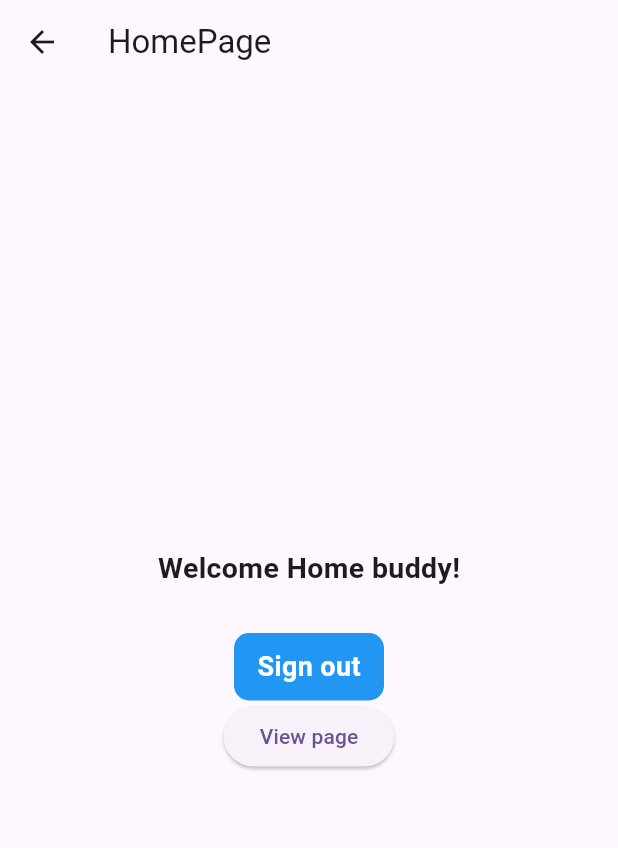
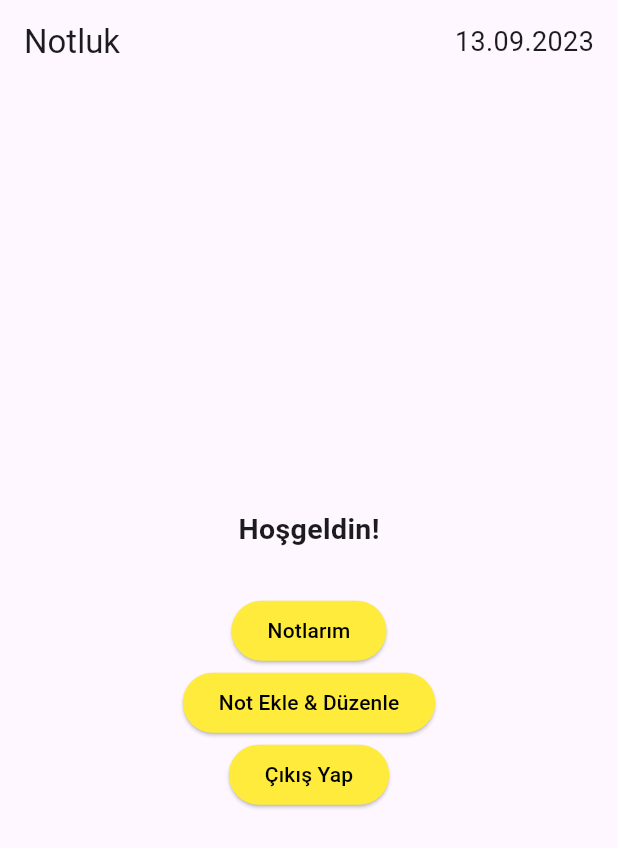
Before and after one commit to emreekrtp/FlutterApp, a Flutter app: the HomePage screen opened directly, on a phone screen of 412 x 824 dp. Shown: the top 848 px of the screen. Run offline on Flutter 3.47's test engine with Material 2 defaults, Android fonts, the phone set to English and light mode, and no system bars; our stand-ins replace cloud_firestore, firebase_auth, firebase_core; accounts and stored records are empty.

Commit message:
added some new features

```diff
--- a/lib/features/user_auth/presentation/pages/home_page.dart
+++ b/lib/features/user_auth/presentation/pages/home_page.dart
@@ -1,21 +1,88 @@
 import 'package:final_project/features/user_auth/presentation/pages/login_page.dart';
+import 'package:final_project/screens/note_edit_page.dart';
+import 'package:final_project/screens/view_page.dart';
 import 'package:firebase_auth/firebase_auth.dart';
 import 'package:flutter/material.dart';
+import 'package:intl/intl.dart';
 
 class HomePage extends StatelessWidget {
   const HomePage({super.key});
 
   @override
   Widget build(BuildContext context) {
+    String formattedDate = DateFormat("dd.MM.yyyy").format(DateTime.now());
+
     return Scaffold(
         appBar: AppBar(
-          title: Text("HomePage"),
+          title: const Column(
+            crossAxisAlignment: CrossAxisAlignment.stretch,
+            children: [Text("Notluk")],
+          ),
+          actions: [
+            Padding(
+              padding: const EdgeInsets.only(right: 16.0),
+              child: Center(
+                child: Text(
+                  formattedDate,
+                  style: const TextStyle(fontSize: 18),
+                ),
+              ),
+            ),
+          ],
         ),
         body: Column(
           mainAxisAlignment: MainAxisAlignment.center,
           children: [
-            Center(child: Text("Welcome Home buddy!",style: TextStyle(fontWeight: FontWeight.bold,fontSize: 19),)),
-            SizedBox(height: 30,),
+            const Center(
+                child: Text(
+              "Hoşgeldin!",
+              style: TextStyle(fontWeight: FontWeight.bold, fontSize: 19),
+            )),
+            const SizedBox(
+              height: 30,
+            ),
+            ElevatedButton(
+              style: ElevatedButton.styleFrom(
+                foregroundColor: Colors.black,
+                backgroundColor: Colors.yellow,
+              ),
+              child: const Text("Notlarım"),
+              onPressed: () {
+                Navigator.push(
+                    context,
+                    MaterialPageRoute(
+                        builder: (context) => const NoteEditPage()));
+              },
+            ),
+            ElevatedButton(
+              style: ElevatedButton.styleFrom(
+                foregroundColor: Colors.black,
+                backgroundColor: Colors.yellow,
+              ),
+              child: const Text("Not Ekle & Düzenle"),
+              onPressed: () {
+                Navigator.push(context,
+                    MaterialPageRoute(builder: (context) => const ViewPage()));
+              },
+            ),
+            ElevatedButton(
+              style: ElevatedButton.styleFrom(
+                foregroundColor: Colors.black,
+                backgroundColor: Colors.yellow,
+              ),
+              child: const Text("Çıkış Yap"),
+              onPressed: () {
+                FirebaseAuth.instance.signOut();
+                Navigator.pushReplacement(context,
+                    MaterialPageRoute(builder: (context) => const LoginPage()));
+              },
+            ),
+          ],
+        ));
+  }
+}
+
+/*
             GestureDetector(
               onTap: (){
                 FirebaseAuth.instance.signOut();
@@ -25,18 +92,10 @@ class HomePage extends StatelessWidget {
                 height: 45,
                 width: 100,
                 decoration: BoxDecoration(
-                    color: Colors.blue,
+                    color: Colors.yellow,
                     borderRadius: BorderRadius.circular(10)
                 ),
-                child: Center(child: Text("Sign out",style: TextStyle(color: Colors.white,fontWeight: FontWeight.bold,fontSize: 18),),),
+                child: Center(child: Text("Sign out",style: TextStyle(color: Colors.black,fontWeight: FontWeight.bold,fontSize: 18),),),
               ),
             ),
-            ElevatedButton(
-              child: Text("View page"),
-              onPressed: (){},
-            ),
-          ],
-        )
-    );
-  }
-}
+*/ // Container sign out button
--- a/lib/main.dart
+++ b/lib/main.dart
@@ -3,7 +3,7 @@ import 'package:final_project/features/user_auth/presentation/pages/login_page.d
 import 'package:firebase_core/firebase_core.dart';
 import 'package:flutter/material.dart';
 
-void main()  async {
+void main() async {
   WidgetsFlutterBinding.ensureInitialized();
   await Firebase.initializeApp();
   runApp(const MyApp());
@@ -31,8 +31,6 @@ class MyApp extends StatelessWidget {
 class MyHomePage extends StatefulWidget {
   const MyHomePage({super.key, required this.title});
 
-
-
   final String title;
 
   @override
@@ -40,7 +38,6 @@ class MyHomePage extends StatefulWidget {
 }
 
 class _MyHomePageState extends State<MyHomePage> {
-
   @override
   Widget build(BuildContext context) {
     return Scaffold(
--- a/pubspec.yaml
+++ b/pubspec.yaml
@@ -39,10 +39,16 @@ dependencies:
   cloud_firestore: ^4.9.1
   firebase_auth: ^4.9.0
   firebase_storage: ^11.2.6
+  intl: ^0.18.1
+  flutter_sheet: ^2.0.0
+  google_fonts: ^5.1.0
+
+
 
 dev_dependencies:
   flutter_test:
     sdk: flutter
+
 
   # The "flutter_lints" package below contains a set of recommended lints to
   # encourage good coding practices. The lint set provided by the package is
```
Also changed, not shown: lib/features/app/splash_screen/splash_screen.dart (+10 -13 lines), lib/features/user_auth/presentation/pages/login_page.dart (+26 -19 lines), lib/features/user_auth/presentation/pages/sign_up_page.dart (+35 -27 lines), lib/features/user_auth/presentation/widgets/note_card.dart (added, +38 -0 lines), lib/screens/note_edit_page.dart (added, +51 -0 lines), lib/screens/note_editor.dart (added, +82 -0 lines), lib/screens/note_page.dart (deleted, +0 -19 lines), lib/screens/note_reader.dart (added, +48 -0 lines), lib/screens/view_page.dart (+55 -1 lines), pubspec.lock, 1 other file.
